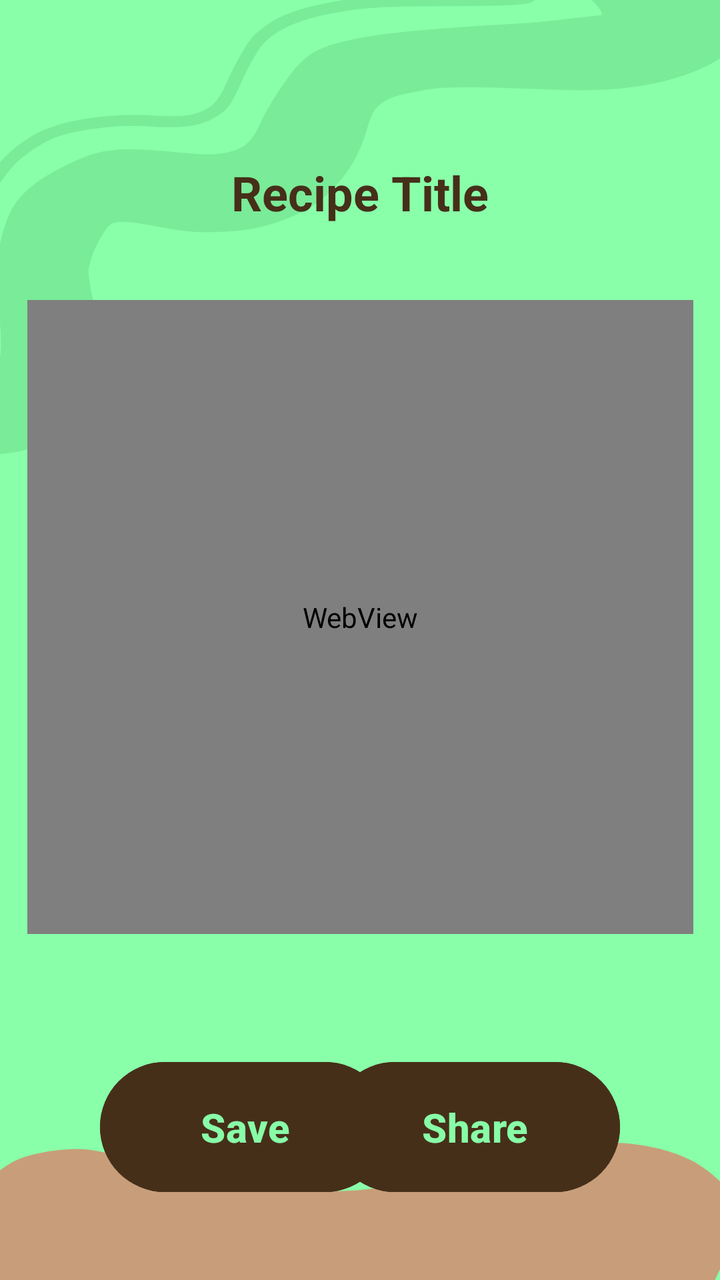
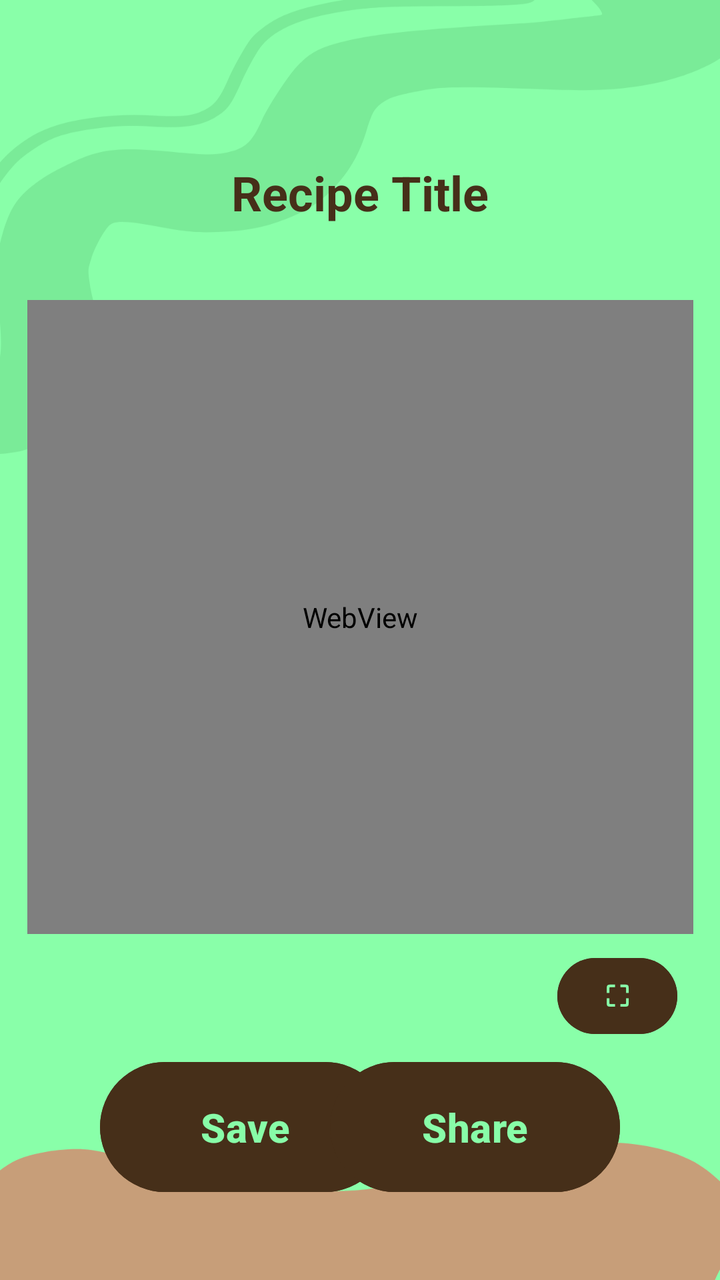

An Android layout rendered at two revisions. The XML below is the earlier revision; the diff shows what the commit changed to produce the second picture.
<!-- AndroidManifest.xml: application theme Theme.PanTree -->
<!-- res/layout/activity_view_recipe_results.xml -->
<?xml version="1.0" encoding="utf-8"?>
<androidx.constraintlayout.widget.ConstraintLayout xmlns:android="http://schemas.android.com/apk/res/android"
    xmlns:app="http://schemas.android.com/apk/res-auto"
    xmlns:tools="http://schemas.android.com/tools"
    android:id="@+id/main"
    android:layout_width="match_parent"
    android:layout_height="match_parent"
    android:background="@drawable/secondbg"
    tools:context=".ViewRecipeResultsActivity">

    <WebView
        android:id="@+id/savedRecipeWebView"
        android:layout_width="333dp"
        android:layout_height="317dp"
        android:layout_marginTop="150dp"
        app:layout_constraintEnd_toEndOf="parent"
        app:layout_constraintHorizontal_weight="1"
        app:layout_constraintStart_toStartOf="parent"
        app:layout_constraintTop_toTopOf="parent"
        app:layout_constraintVertical_weight="1" />

    <TextView
        android:id="@+id/recipeTitleText"
        android:layout_width="330dp"
        android:layout_height="64dp"
        android:layout_marginTop="80dp"
        android:text="Recipe Title"
        android:textAlignment="center"
        android:textColor="@color/ic_launcher_background"
        android:textSize="24sp"
        android:textStyle="bold"
        app:layout_constraintEnd_toEndOf="parent"
        app:layout_constraintStart_toStartOf="parent"
        app:layout_constraintTop_toTopOf="parent" />

    <Button
        android:id="@+id/saveBtn"
        android:layout_width="145dp"
        android:layout_height="73dp"
        android:layout_marginStart="50dp"
        android:layout_marginTop="60dp"
        android:backgroundTint="@color/ic_launcher_background"
        android:text="Save"
        android:textColor="#88FDA8"
        android:textSize="20sp"
        android:textStyle="bold"
        app:layout_constraintStart_toStartOf="parent"
        app:layout_constraintTop_toBottomOf="@+id/savedRecipeWebView" />

    <Button
        android:id="@+id/shareBtn"
        android:layout_width="145dp"
        android:layout_height="73dp"
        android:layout_marginTop="60dp"
        android:layout_marginEnd="50dp"
        android:backgroundTint="@color/ic_launcher_background"
        android:text="Share"
        android:textColor="#88FDA8"
        android:textSize="20sp"
        android:textStyle="bold"
        app:layout_constraintEnd_toEndOf="parent"
        app:layout_constraintTop_toBottomOf="@+id/savedRecipeWebView" />
</androidx.constraintlayout.widget.ConstraintLayout>
<!-- resources referenced by this layout -->
<resources>
  <color name="ic_launcher_background">#462F19</color>
  <!-- drawable secondbg: png bitmap (drawable, 38623 bytes) -->
  <style name="Theme.PanTree" parent="Base.Theme.PanTree" />
  <style name="Base.Theme.PanTree" parent="Theme.Material3.DayNight.NoActionBar">
          
          
      </style>
</resources>

<!-- the commit's change to res/layout/activity_view_recipe_results.xml (unified diff, before → after) -->
@@ -60,4 +60,30 @@
         android:textStyle="bold"
         app:layout_constraintEnd_toEndOf="parent"
         app:layout_constraintTop_toBottomOf="@+id/savedRecipeWebView" />
+
+    <Button
+        android:id="@+id/maximizeBtn"
+        android:layout_width="60dp"
+        android:layout_height="46dp"
+        android:layout_margin="8dp"
+        android:backgroundTint="@color/ic_launcher_background"
+        android:text="⛶"
+        android:textColor="#88FDA8"
+        android:textStyle="bold"
+        app:layout_constraintEnd_toEndOf="@id/savedRecipeWebView"
+        app:layout_constraintTop_toBottomOf="@id/savedRecipeWebView" />
+
+    <Button
+        android:id="@+id/minimizeBtn"
+        android:layout_width="60dp"
+        android:layout_height="48dp"
+        android:layout_margin="8dp"
+        android:backgroundTint="@color/ic_launcher_background"
+        android:text="-"
+        android:textColor="#88FDA8"
+        android:textSize="34sp"
+        android:textStyle="bold"
+        android:visibility="gone"
+        app:layout_constraintBottom_toBottomOf="parent"
+        app:layout_constraintEnd_toEndOf="parent" />
 </androidx.constraintlayout.widget.ConstraintLayout>
